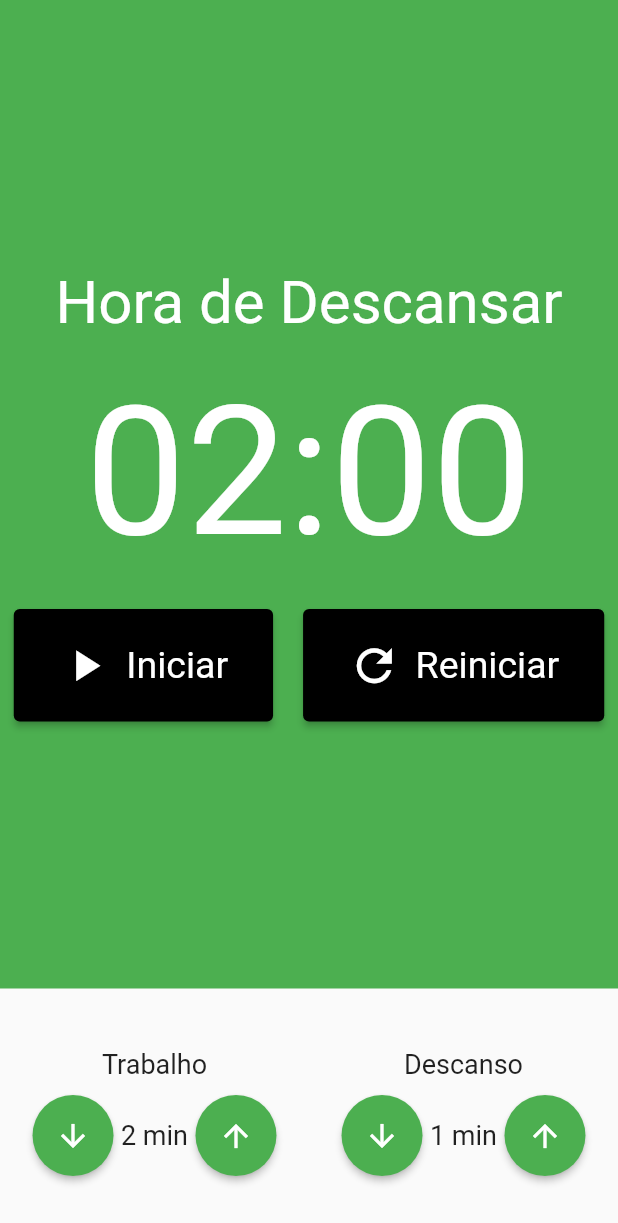
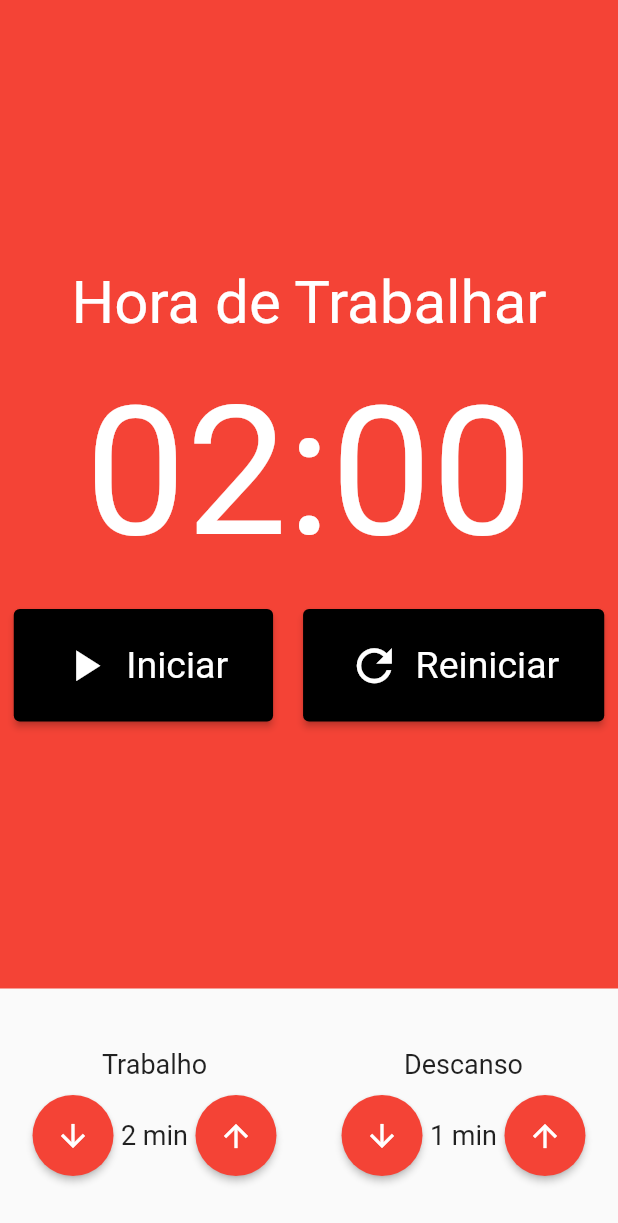
Before and after one commit to aron-alvarenga/Pomodoro-App-Flutter, a Flutter app: the screen it shows after launch, on a phone screen of 412 x 824 dp. Shown: the top 1223 px of the screen. Run offline on Flutter 3.47's test engine with Material 2 defaults, Android fonts, the light colour scheme and no system bars; our stand-ins replace flutter_mobx, mobx; generated files the repository leaves out were written again.

Commit message:
Fixed Error on Cronometro Observer

```diff
--- a/lib/components/Cronometro.dart
+++ b/lib/components/Cronometro.dart
@@ -27,25 +27,21 @@ class Cronometro extends StatelessWidget {
                   color: Colors.white,
                 ),
               ),
-              SizedBox(
-                height: 20,
-              ),
+              SizedBox(height: 20),
               Text(
                 '${store.minutos.toString().padLeft(2, '0')}:${store.segundos.toString().padLeft(2, '0')}',
                 style: TextStyle(
-                  fontSize: 120.0,
+                  fontSize: 120,
                   color: Colors.white,
                 ),
               ),
-              SizedBox(
-                height: 20,
-              ),
+              SizedBox(height: 20),
               Row(
                 mainAxisAlignment: MainAxisAlignment.center,
                 children: [
                   if (!store.iniciado)
                     Padding(
-                      padding: const EdgeInsets.only(right: 10.0),
+                      padding: const EdgeInsets.only(right: 10),
                       child: CronometroBotao(
                         texto: 'Iniciar',
                         icone: Icons.play_arrow,
@@ -54,7 +50,7 @@ class Cronometro extends StatelessWidget {
                     ),
                   if (store.iniciado)
                     Padding(
-                      padding: const EdgeInsets.only(left: 10.0),
+                      padding: const EdgeInsets.only(right: 10),
                       child: CronometroBotao(
                         texto: 'Parar',
                         icone: Icons.stop,
@@ -62,7 +58,7 @@ class Cronometro extends StatelessWidget {
                       ),
                     ),
                   Padding(
-                    padding: const EdgeInsets.only(left: 10.0),
+                    padding: const EdgeInsets.only(left: 10),
                     child: CronometroBotao(
                       texto: 'Reiniciar',
                       icone: Icons.refresh,
--- a/lib/store/pomodoro.store.dart
+++ b/lib/store/pomodoro.store.dart
@@ -25,7 +25,7 @@ abstract class _PomodoroStore with Store {
   int tempoDescanso = 1;
 
   @observable
-  TipoIntervalo tipoIntervalo = TipoIntervalo.DESCANSO;
+  TipoIntervalo tipoIntervalo = TipoIntervalo.TRABALHO;
 
   Timer? cronometro;
 
```
Also changed, not shown: lib/store/pomodoro.store.g.dart.
